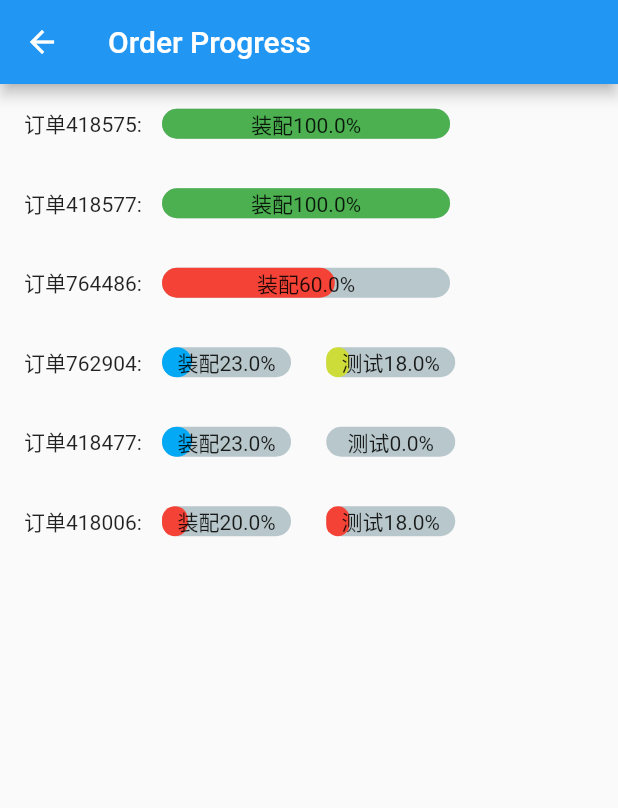
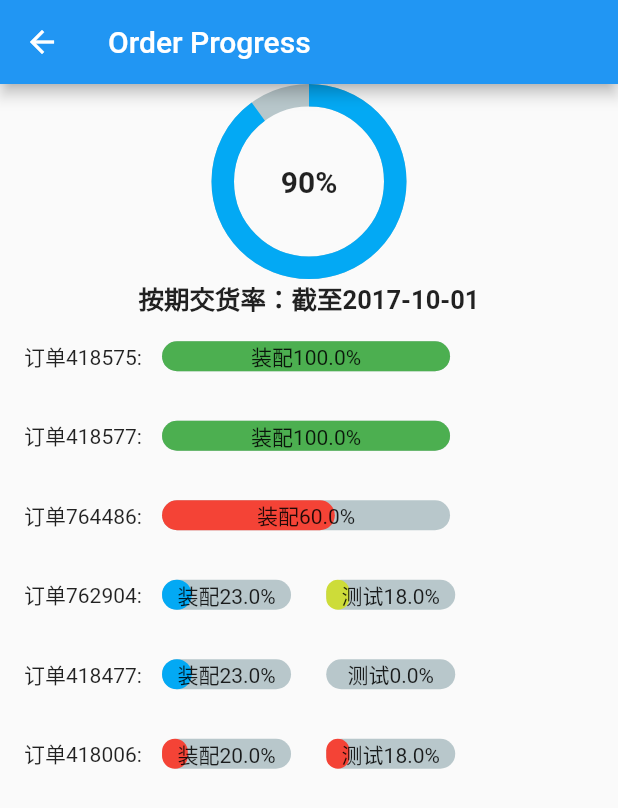
Before and after one commit to CCl4-NJU/gantt_flutter, a Flutter app: the ProgressDemoPage screen opened directly, on a phone screen of 412 x 824 dp. Shown: the top 808 px of the screen. Run offline on Flutter 3.47's test engine with Material 2 defaults, Android fonts, the phone set to English and light mode, and no system bars; drawn by our look-alikes of percent_indicator; our stand-ins replace charts_flutter; missing offline and left inert: date_utils.

Commit message:
add circular to progress chart

```diff
--- a/lib/calendar_demo/gantt_chart/load_demo_page.dart
+++ b/lib/calendar_demo/gantt_chart/load_demo_page.dart
@@ -135,7 +135,7 @@ class LoadDemoPageState extends State<LoadDemoPage> {
     ));
 
     listViews.add(new Center(
-      child: new Text('截至2017-10-01'),
+      child: new Text('2017-10-01至2017-10-05'),
     ));
 
     for (int i = 0; i < _data_rows.length; i++) {
--- a/lib/calendar_demo/gantt_chart/progress_demo_page.dart
+++ b/lib/calendar_demo/gantt_chart/progress_demo_page.dart
@@ -16,6 +16,7 @@ class ProgressDemoPage extends StatefulWidget {
 
 class ProgressDemoPageState extends State<ProgressDemoPage> {
   var _data_items = <OrderData>[];
+  var _delivery_rate = 0;
 
   @override
   void initState() {
@@ -60,6 +61,8 @@ class ProgressDemoPageState extends State<ProgressDemoPage> {
           new ProgressData('测试', 0.18),
         ],
         true));
+
+    _delivery_rate = 90;
     /** 硬编码假数据结束 */
   }
 
@@ -76,10 +79,35 @@ class ProgressDemoPageState extends State<ProgressDemoPage> {
   }
 
   Widget _buildCharts() {
+    List<Widget> listViews = <Widget>[];
+
+    listViews.add(new CircularPercentIndicator(
+      radius: 130.0,
+      animation: true,
+      animationDuration: 1200,
+      lineWidth: 15.0,
+      percent: _delivery_rate / 100,
+      center: new Text(
+        _delivery_rate.toString() + '%',
+        style: new TextStyle(fontWeight: FontWeight.bold, fontSize: 20.0),
+      ),
+      progressColor: _delivery_rate < 20
+          ? Colors.red
+          : progress_colors[4 - (_delivery_rate ~/ 20)],
+      footer: new Text(
+        '按期交货率：截至2017-10-01',
+        style: new TextStyle(fontWeight: FontWeight.bold, fontSize: 17.0),
+      ),
+    ));
+
+    for (int i = 0; i < _data_items.length; i++) {
+      listViews.add(_buildRow(_data_items[i]));
+    }
+
     return new ListView.builder(
-      itemCount: _data_items.length,
+      itemCount: listViews.length,
       itemBuilder: (context, i) {
-        return _buildRow(_data_items[i]);
+        return listViews[i];
       },
     );
   }
```
